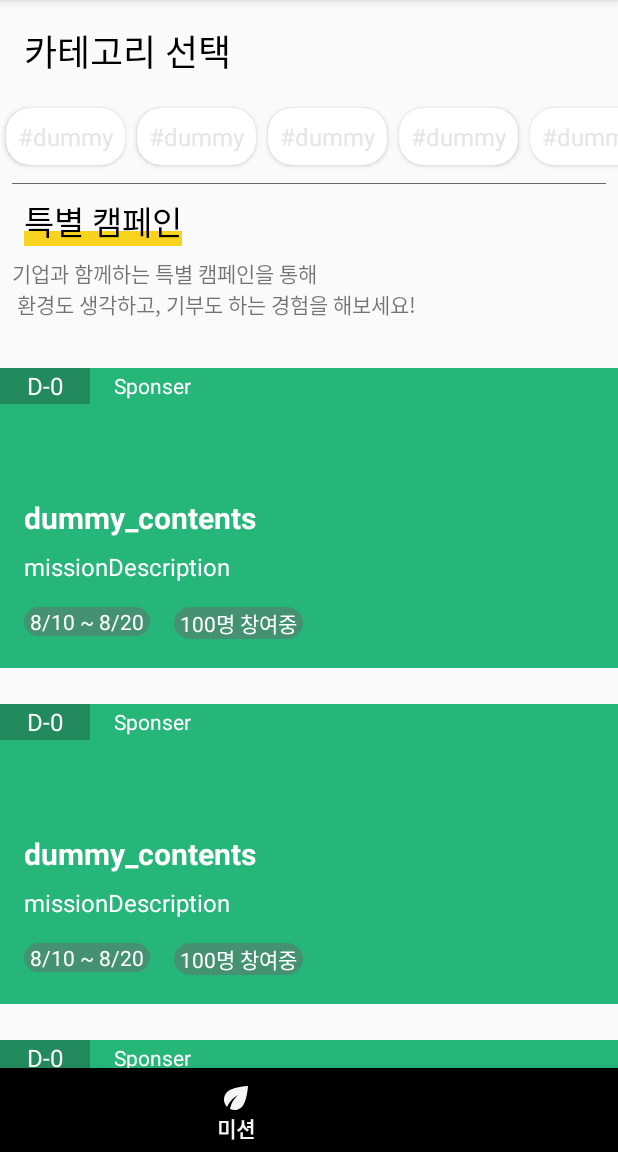
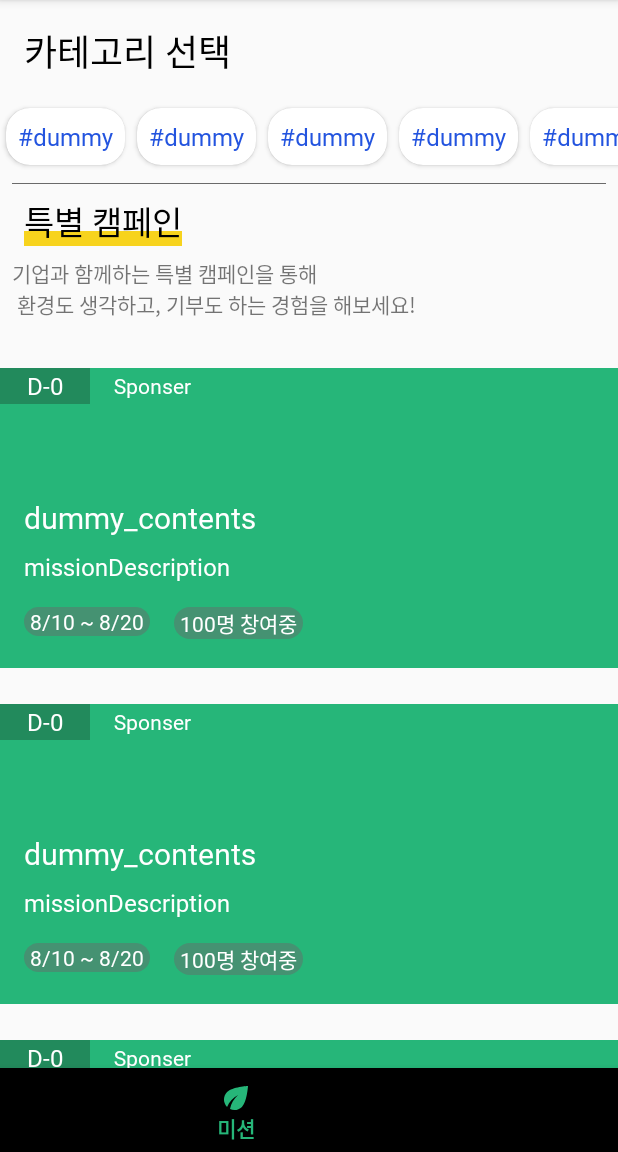
Before and after one commit to GreenByMe/GreenByMe_Android, an Android app: the screen it shows after launch (MainActivity), item 2 of the bottom bar chosen, on a phone screen of 412 x 824 dp, the part 84-1236 px from its top. Run offline under Robolectric (Android 15) with nearby library versions, the phone set to English and light mode, and no system bars; our stand-ins replace Picasso; pictures from the network do not load.

Commit message:
conflict solved

```diff
--- a/app/src/main/java/org/greenbyme/angelhack/ui/certification/CertificationActivity.kt
+++ b/app/src/main/java/org/greenbyme/angelhack/ui/certification/CertificationActivity.kt
@@ -6,7 +6,6 @@ import android.net.Uri
 import androidx.appcompat.app.AppCompatActivity
 import android.os.Bundle
 import android.view.MenuItem
-import androidx.appcompat.app.AppCompatActivity
 import kotlinx.android.synthetic.main.activity_certification.*
 import org.greenbyme.angelhack.R
 
--- a/app/src/main/res/layout/activity_main.xml
+++ b/app/src/main/res/layout/activity_main.xml
@@ -9,7 +9,8 @@
     <com.google.android.material.appbar.AppBarLayout
         android:layout_width="match_parent"
         android:layout_height="wrap_content"
-        android:theme="@style/AppTheme.AppBarOverlay">
+        android:theme="@style/AppTheme.AppBarOverlay"
+        app:layout_constraintTop_toTopOf="parent">
 
         <androidx.appcompat.widget.Toolbar
             android:id="@+id/toolbar"
@@ -17,12 +18,13 @@
             android:layout_height="?attr/actionBarSize"
             android:background="@color/white"
             app:popupTheme="@style/AppTheme.PopupOverlay">
+
             <TextView
-                android:textSize="20dp"
+                android:layout_width="wrap_content"
+                android:layout_height="wrap_content"
+                android:text="내가 그린"
                 android:textColor="@color/colorPrimaryDark"
-                android:text="내가 그린"
-                android:layout_width="wrap_content"
-                android:layout_height="wrap_content"/>
+                android:textSize="20dp" />
         </androidx.appcompat.widget.Toolbar>
     </com.google.android.material.appbar.AppBarLayout>
 
--- a/app/src/main/res/layout/item_home_header.xml
+++ b/app/src/main/res/layout/item_home_header.xml
@@ -7,6 +7,7 @@
     android:layout_marginBottom="10dp">
 
     <TextView
+        android:visibility="gone"
         android:id="@+id/tv_home_title"
         android:layout_width="wrap_content"
         android:layout_height="wrap_content"
--- a/app/src/main/res/values/colors.xml
+++ b/app/src/main/res/values/colors.xml
@@ -10,7 +10,7 @@
     <color name="black">#000000</color>
     <color name="white">#ffffff</color>
     <color name="divider_bg">#6A6A6A</color>
-    <color name="tag_highlight">@color/whiteGray</color>
+    <color name="tag_highlight">#2354DF</color>
     <color name="whiteGray">#E5E5E5</color>
     <color name="tran_gray">#776A6A6A</color>
 </resources>
--- a/app/src/main/res/values/styles.xml
+++ b/app/src/main/res/values/styles.xml
@@ -1,7 +1,7 @@
 <resources xmlns:android="http://schemas.android.com/apk/res/android">
 
     <!-- Base application theme. -->
-    <style name="AppTheme" parent="Theme.AppCompat.Light.NoActionBar">
+    <style name="AppTheme" parent="Theme.AppCompat.Light.DarkActionBar">
         <!-- Customize your theme here. -->
         <item name="colorPrimary">@color/colorPrimary</item>
         <item name="colorPrimaryDark">@color/colorPrimaryDark</item>
@@ -13,19 +13,17 @@
         <item name="android:radioButtonStyle">@style/RadioButtonStyle</item>
         <item name="android:checkboxStyle">@style/CheckboxStyle</item>
     </style>
-
-    <style name="AppTheme.NoActionBar" parent="Theme.AppCompat.Light.NoActionBar"/>
-
-    <style name="AppTheme.AppBarOverlay" parent="ThemeOverlay.AppCompat.Dark.ActionBar" />
-
-    <style name="AppTheme.PopupOverlay" parent="ThemeOverlay.AppCompat.Light" />
+    <style name="AppTheme.NoActionBar">
+        <item name="windowActionBar">false</item>
+        <item name="windowNoTitle">true</item>
+    </style>
+    <style name="AppTheme.AppBarOverlay" parent="ThemeOverlay.AppCompat.Dark.ActionBar"/>
+    <style name="AppTheme.PopupOverlay" parent="ThemeOverlay.AppCompat.Light"/>
 
     <style name="home_title_text">
         <item name="android:textSize">20dp</item>
         <item name="android:textStyle">bold</item>
     </style>
-    <style name="AppTheme.AppBarOverlay" parent="ThemeOverlay.AppCompat.Dark.ActionBar"/>
-    <style name="AppTheme.PopupOverlay" parent="ThemeOverlay.AppCompat.Light"/>
 
 
     <!-- widget font. -->
```
